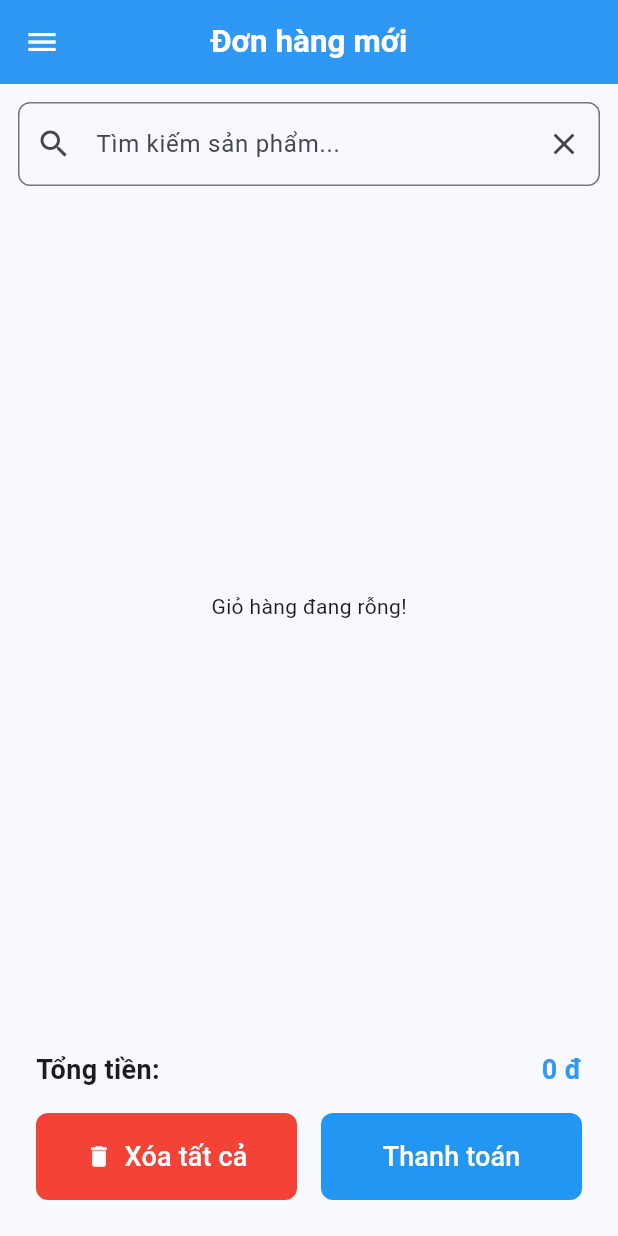
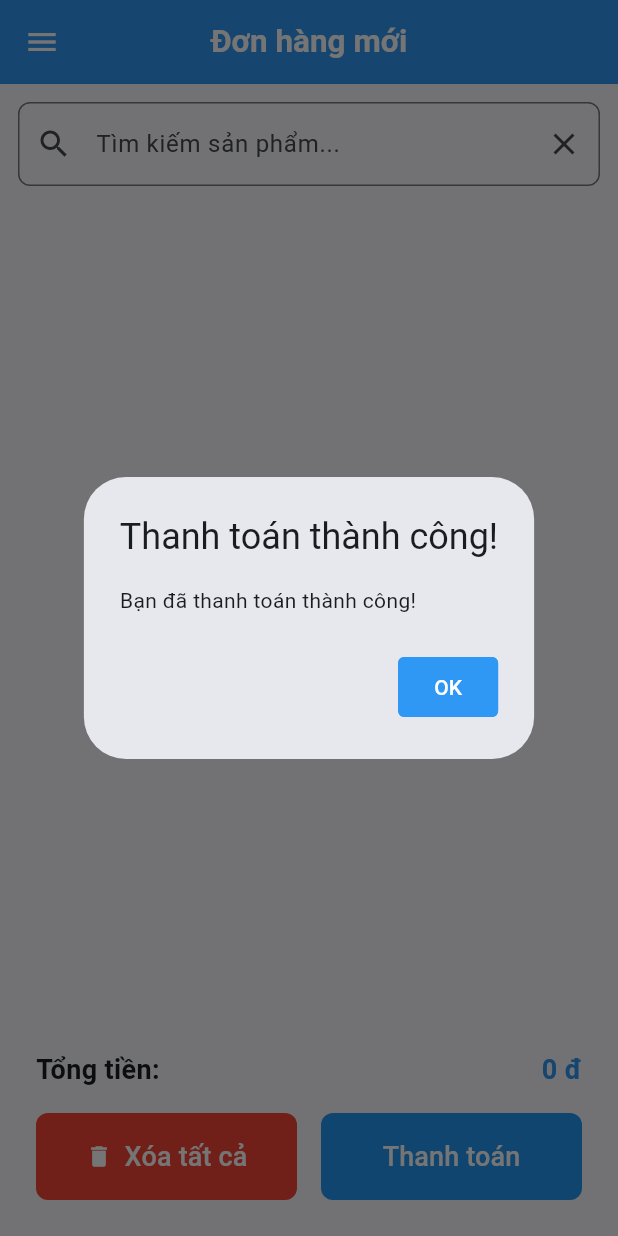
Before and after one commit to hungdungn47/HOSCO_Shop, a Flutter app: the Cart screen opened by its route, after a tap on "Thanh toán", on a phone screen of 412 x 824 dp. Run offline on Flutter 3.47's test engine with Material 3 defaults, Android fonts, the phone set to English and light mode, and no system bars; our stand-ins replace cached_network_image, firebase_core, firebase_storage, get, get_it, image_picker and 1 more; missing offline and left inert: cloudinary_url_gen, firebase_app_check; accounts and stored records are empty; network calls fail.

```diff
--- a/lib/controllers/cart_controller.dart
+++ b/lib/controllers/cart_controller.dart
@@ -1,13 +1,16 @@
 import 'package:get/get.dart';
 import 'package:hosco_shop_2/models/cartItem.dart';
 import 'package:hosco_shop_2/models/product.dart';
+import 'package:hosco_shop_2/models/transaction.dart';
 import 'package:hosco_shop_2/networking/data/fakeProducts.dart';
+import 'package:uuid/uuid.dart';
 
 class CartController extends GetxController {
   var allProducts = <Product>[].obs;
   var cartItems = <CartItem>[].obs;
   var searchQuery = ''.obs;
   var searchSuggestions = <String>[].obs;
+  var transactions = <Transaction>[].obs;
 
   @override
   void onInit() {
@@ -81,4 +84,22 @@ class CartController extends GetxController {
     int index = cartItems.indexWhere((item) => item.product.id == product.id);
     return index != -1 ? cartItems[index].quantity : 0;
   }
+
+  void completeTransaction() {
+    if (cartItems.isEmpty) return;
+
+    // Create a new transaction
+    var newTransaction = Transaction(
+      id: Uuid().v4(), // Generate unique ID
+      items: List.from(cartItems),
+      totalAmount: totalPrice,
+      date: DateTime.now(),
+    );
+
+    // Add to transaction history
+    transactions.insert(0, newTransaction);
+
+    // Clear cart after payment
+    cartItems.clear();
+  }
 }
--- a/lib/main.dart
+++ b/lib/main.dart
@@ -49,7 +49,7 @@ class MyApp extends StatelessWidget {
         GetPage(name: '/products', page: () => ProductsManagement()),
         GetPage(name: '/add-product', page: () => CreateProductScreen()),
         GetPage(name: '/cart', page: () => Cart()),
-        GetPage(name: '/history', page: () => TransactionHistory()),
+        GetPage(name: '/history', page: () => TransactionHistoryScreen()),
         GetPage(name: '/report', page: () => SalesReport())
       ],
     );
--- /dev/null
+++ b/lib/models/transaction.dart
@@ -0,0 +1,34 @@
+import './cartItem.dart';
+import './product.dart';
+
+class Transaction {
+  final String id;
+  final List<CartItem> items;
+  final double totalAmount;
+  final DateTime date;
+
+  Transaction({
+    required this.id,
+    required this.items,
+    required this.totalAmount,
+    required this.date,
+  });
+
+  // Convert Transaction to JSON (for storage)
+  Map<String, dynamic> toJson() => {
+    "id": id,
+    "items": items.map((item) => item.toJson()).toList(),
+    "totalAmount": totalAmount,
+    "date": date.toIso8601String(),
+  };
+
+  // Convert JSON to Transaction
+  factory Transaction.fromJson(Map<String, dynamic> json) {
+    return Transaction(
+      id: json['id'],
+      items: (json['items'] as List).map((item) => CartItem.fromJson(item)).toList(),
+      totalAmount: json['totalAmount'],
+      date: DateTime.parse(json['date']),
+    );
+  }
+}
--- a/lib/views/cart/cart.dart
+++ b/lib/views/cart/cart.dart
@@ -125,7 +125,34 @@ class Cart extends StatelessWidget {
                 icon: Icon(Icons.delete, color: Colors.white),
                 label: Text("Xóa tất cả", style: TextStyle(fontSize: 18, color: Colors.white)),
                 onPressed: () {
-                  cartController.clearCartItems();
+                  showDialog(
+                      context: context,
+                      builder: (context) {
+                        return AlertDialog(
+                          title: Text("Xóa tất cả"),
+                          content: Text("Bạn muốn xóa tất cả sản phẩm trong giỏ hàng?"),
+                          actions: [
+                            ElevatedButton(
+                              onPressed: () {
+                                Navigator.pop(context);
+                              },
+                              child: Text('Hủy'),
+                            ),
+                            ElevatedButton(
+                              style: ElevatedButton.styleFrom(
+                                elevation: 0,
+                                  backgroundColor: Colors.red
+                              ),
+                              onPressed: () {
+                                cartController.clearCartItems();
+                                Navigator.pop(context);
+                              },
+                              child: Text('Xóa'),
+                            )
+                          ],
+                        );
+                      });
+
                 },
               ),
             ),
@@ -141,7 +168,24 @@ class Cart extends StatelessWidget {
                   ),
                 ),
                 label: Text("Thanh toán", style: TextStyle(fontSize: 18, color: Colors.white)),
-                onPressed: () async {
+                onPressed: () {
+                  cartController.completeTransaction();
+                  showDialog(
+                    context: context,
+                    builder: (context) {
+                      return AlertDialog(
+                        title: Text("Thanh toán thành công!"),
+                        content: Text("Bạn đã thanh toán thành công!"),
+                        actions: [
+                          ElevatedButton(
+                            onPressed: () {
+                              Navigator.pop(context);
+                            },
+                            child: Text('OK'),
+                          )
+                        ],
+                      );
+                    });
                 },
               ),
             ),
--- a/lib/views/products/edit_product.dart
+++ b/lib/views/products/edit_product.dart
@@ -99,7 +99,6 @@ class EditProductScreen extends StatelessWidget {
                 ),
                 child: Text(
                   'Lưu thay đổi',
-                  style: TextStyle(fontSize: 18, color: primaryColor, fontWeight: FontWeight.w600),
                 ),
               ),
               SizedBox(height: 20), // ✅ Adds extra space to prevent bottom overflow
--- a/pubspec.yaml
+++ b/pubspec.yaml
@@ -47,6 +47,7 @@ dependencies:
   cloudinary_url_gen: ^1.0.0
   image_picker: ^1.1.2
   shared_preferences: ^2.5.2
+  uuid: ^4.5.1
 
 dev_dependencies:
   flutter_test:
```
Also changed, not shown: lib/views/common_widgets/cart_item_card.dart (+7 -4 lines), lib/views/history/transaction_details.dart (added, +52 -0 lines), lib/views/history/transaction_history.dart (+37 -4 lines), pubspec.lock.
